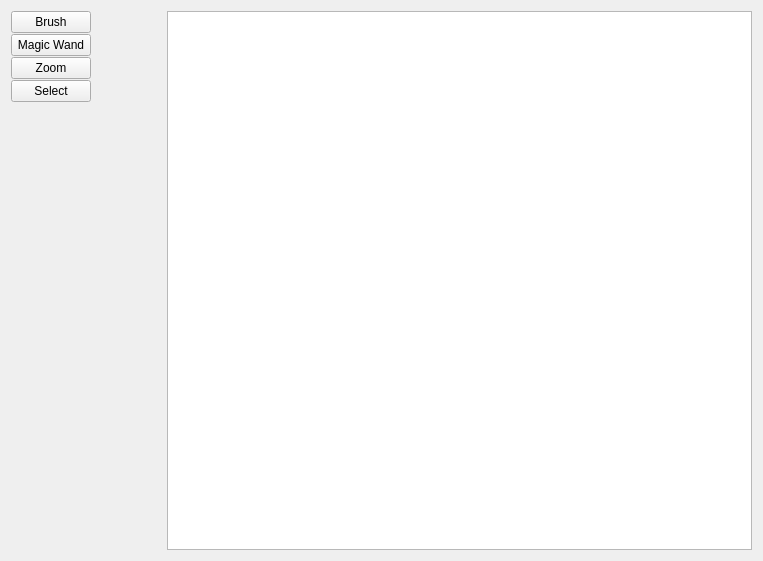
Above: src/WhiskerToolbox/Media_Widget/Media_Widget.ui from paulmthompson/WhiskerToolbox before the change. Below: the same form after it.
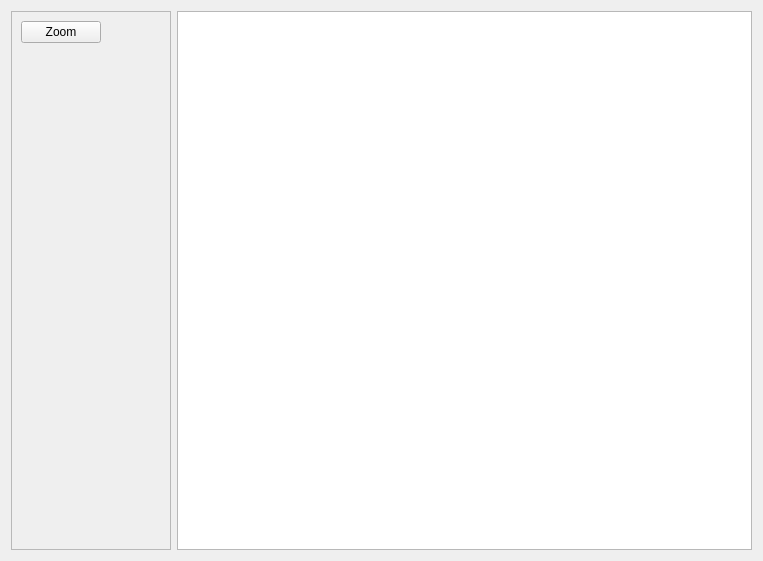
That is the form after the change. Custom widgets are drawn as their Qt base class.

Commit message: scrollbar for side panel of media widget

```diff
--- a/src/WhiskerToolbox/Media_Widget/Media_Widget.ui
+++ b/src/WhiskerToolbox/Media_Widget/Media_Widget.ui
@@ -19,41 +19,49 @@
   <property name="windowTitle">
    <string>Form</string>
   </property>
-  <layout class="QHBoxLayout" name="horizontalLayout" stretch="1,4">
+  <layout class="QHBoxLayout" name="horizontalLayout" stretch="0,4">
    <item>
-    <layout class="QVBoxLayout" name="verticalLayout" stretch="0,0,0,0,0,0,0">
+    <widget class="QScrollArea" name="scrollArea">
+     <property name="sizePolicy">
+      <sizepolicy hsizetype="Fixed" vsizetype="Expanding">
+       <horstretch>0</horstretch>
+       <verstretch>0</verstretch>
+      </sizepolicy>
+     </property>
+     <property name="minimumSize">
+      <size>
+       <width>150</width>
+       <height>0</height>
+      </size>
+     </property>
+     <property name="maximumSize">
+      <size>
+       <width>200</width>
+       <height>16777215</height>
+      </size>
+     </property>
+     <property name="widgetResizable">
+      <bool>true</bool>
+     </property>
+     <property name="horizontalScrollBarPolicy">
+      <enum>Qt::ScrollBarPolicy::ScrollBarAlwaysOff</enum>
+     </property>
+     <widget class="QWidget" name="scrollAreaWidgetContents">
+      <property name="geometry">
+       <rect>
+        <x>0</x>
+        <y>0</y>
+        <width>148</width>
+        <height>559</height>
+       </rect>
+      </property>
+      <layout class="QVBoxLayout" name="verticalLayout">
      <property name="spacing">
       <number>1</number>
      </property>
      <property name="sizeConstraint">
-      <enum>QLayout::SizeConstraint::SetMaximumSize</enum>
-     </property>
-     <item>
-      <widget class="QPushButton" name="pushButton_2">
-       <property name="sizePolicy">
-        <sizepolicy hsizetype="Fixed" vsizetype="Fixed">
-         <horstretch>0</horstretch>
-         <verstretch>0</verstretch>
-        </sizepolicy>
-       </property>
-       <property name="text">
-        <string>Brush</string>
-       </property>
-      </widget>
-     </item>
-     <item>
-      <widget class="QPushButton" name="pushButton_3">
-       <property name="sizePolicy">
-        <sizepolicy hsizetype="Fixed" vsizetype="Fixed">
-         <horstretch>0</horstretch>
-         <verstretch>0</verstretch>
-        </sizepolicy>
-       </property>
-       <property name="text">
-        <string>Magic Wand</string>
-       </property>
-      </widget>
-     </item>
+        <enum>QLayout::SizeConstraint::SetMinimumSize</enum>
+       </property>
      <item>
       <widget class="QPushButton" name="pushButton">
        <property name="sizePolicy">
@@ -67,36 +75,23 @@
        </property>
       </widget>
      </item>
-     <item>
-      <widget class="QPushButton" name="pushButton_4">
-       <property name="sizePolicy">
-        <sizepolicy hsizetype="Fixed" vsizetype="Fixed">
-         <horstretch>0</horstretch>
-         <verstretch>0</verstretch>
-        </sizepolicy>
-       </property>
-       <property name="text">
-        <string>Select</string>
-       </property>
-      </widget>
-     </item>
      <item>
       <widget class="Feature_Table_Widget" name="feature_table_widget" native="true">
        <property name="sizePolicy">
-        <sizepolicy hsizetype="Fixed" vsizetype="Expanding">
+          <sizepolicy hsizetype="Preferred" vsizetype="Expanding">
          <horstretch>0</horstretch>
          <verstretch>0</verstretch>
         </sizepolicy>
        </property>
        <property name="minimumSize">
         <size>
-         <width>150</width>
+           <width>140</width>
          <height>100</height>
         </size>
        </property>
        <property name="maximumSize">
         <size>
-         <width>150</width>
+           <width>16777215</width>
          <height>16777215</height>
         </size>
        </property>
@@ -113,23 +108,9 @@
        <widget class="QWidget" name="page"/>
       </widget>
      </item>
-     <item>
-      <spacer name="verticalSpacer">
-       <property name="orientation">
-        <enum>Qt::Orientation::Vertical</enum>
-       </property>
-       <property name="sizeType">
-        <enum>QSizePolicy::Policy::Expanding</enum>
-       </property>
-       <property name="sizeHint" stdset="0">
-        <size>
-         <width>20</width>
-         <height>40</height>
-        </size>
-       </property>
-      </spacer>
-     </item>
-    </layout>
+      </layout>
+     </widget>
+    </widget>
    </item>
    <item>
     <widget class="QGraphicsView" name="graphicsView">
```
Lines whose indentation alone changed are shown as unchanged.
